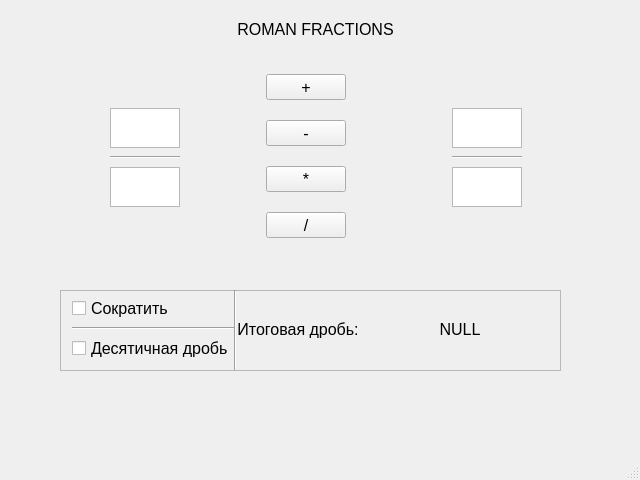
Old version of the form src/mainwindow.ui in the repository Tsettaro/roman-fraction.
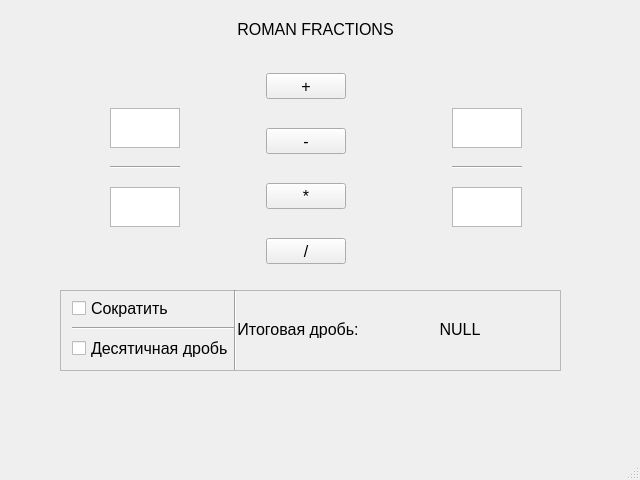
New version of the form. Icons and pictures are not drawn.

Commit message: Fix bug with textboxes + delete overload of +=

The edit to the form file:
```diff
--- a/src/mainwindow.ui
+++ b/src/mainwindow.ui
@@ -47,9 +47,9 @@
     <property name="geometry">
      <rect>
       <x>100</x>
-      <y>60</y>
+      <y>50</y>
       <width>432</width>
-      <height>196</height>
+      <height>237</height>
      </rect>
     </property>
     <layout class="QHBoxLayout" name="horizontalLayout">
@@ -132,7 +132,7 @@
 li.unchecked::marker { content: &quot;\2610&quot;; }
 li.checked::marker { content: &quot;\2612&quot;; }
 &lt;/style&gt;&lt;/head&gt;&lt;body style=&quot; font-family:'Segoe UI'; font-size:12pt; font-weight:400; font-style:normal;&quot;&gt;
-&lt;p align=&quot;center&quot; style=&quot;-qt-paragraph-type:empty; margin-top:0px; margin-bottom:0px; margin-left:0px; margin-right:0px; -qt-block-indent:0; text-indent:0px; font-size:9pt;&quot;&gt;&lt;br /&gt;&lt;/p&gt;&lt;/body&gt;&lt;/html&gt;</string>
+&lt;p align=&quot;center&quot; style=&quot;-qt-paragraph-type:empty; margin-top:0px; margin-bottom:0px; margin-left:0px; margin-right:0px; -qt-block-indent:0; text-indent:0px;&quot;&gt;&lt;br /&gt;&lt;/p&gt;&lt;/body&gt;&lt;/html&gt;</string>
          </property>
         </widget>
        </item>
@@ -321,7 +321,7 @@
 li.unchecked::marker { content: &quot;\2610&quot;; }
 li.checked::marker { content: &quot;\2612&quot;; }
 &lt;/style&gt;&lt;/head&gt;&lt;body style=&quot; font-family:'Segoe UI'; font-size:12pt; font-weight:400; font-style:normal;&quot;&gt;
-&lt;p align=&quot;center&quot; style=&quot;-qt-paragraph-type:empty; margin-top:0px; margin-bottom:0px; margin-left:0px; margin-right:0px; -qt-block-indent:0; text-indent:0px; font-size:9pt;&quot;&gt;&lt;br /&gt;&lt;/p&gt;&lt;/body&gt;&lt;/html&gt;</string>
+&lt;p align=&quot;center&quot; style=&quot;-qt-paragraph-type:empty; margin-top:0px; margin-bottom:0px; margin-left:0px; margin-right:0px; -qt-block-indent:0; text-indent:0px;&quot;&gt;&lt;br /&gt;&lt;/p&gt;&lt;/body&gt;&lt;/html&gt;</string>
          </property>
         </widget>
        </item>
```
Left out of the diff: 26 changed lines with no effect on the pictures. The commit also changes 2 other files.
